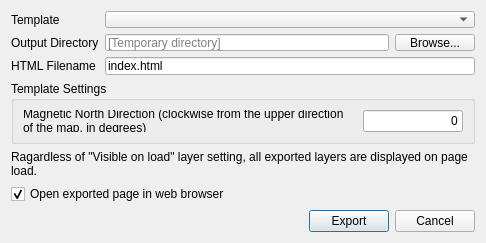
The window that ui/exporttowebdialog.ui (minorua/Qgis2threejs) describes before a commit, drawn with Qt 5.
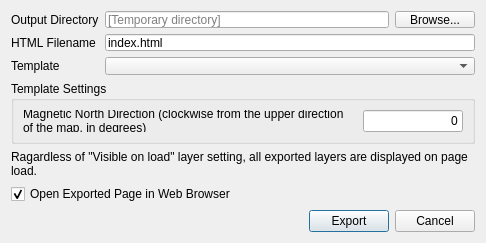
The same window after the commit.

Commit message: reorder export to web dialog widgets

```diff
--- a/ui/exporttowebdialog.ui
+++ b/ui/exporttowebdialog.ui
@@ -7,7 +7,7 @@
     <x>0</x>
     <y>0</y>
     <width>486</width>
-    <height>232</height>
+    <height>238</height>
    </rect>
   </property>
   <property name="windowTitle">
@@ -16,23 +16,6 @@
   <layout class="QVBoxLayout" name="verticalLayout">
    <item>
     <layout class="QFormLayout" name="formLayout">
-     <item row="0" column="0">
-      <widget class="QLabel" name="label">
-       <property name="text">
-        <string>Template</string>
-       </property>
-      </widget>
-     </item>
-     <item row="0" column="1">
-      <widget class="QComboBox" name="comboBox_Template">
-       <property name="sizePolicy">
-        <sizepolicy hsizetype="Expanding" vsizetype="Fixed">
-         <horstretch>0</horstretch>
-         <verstretch>0</verstretch>
-        </sizepolicy>
-       </property>
-      </widget>
-     </item>
      <item row="1" column="0">
       <widget class="QLabel" name="label_2">
        <property name="text">
@@ -75,6 +58,23 @@
        </property>
       </widget>
      </item>
+     <item row="3" column="0">
+      <widget class="QLabel" name="label">
+       <property name="text">
+        <string>Template</string>
+       </property>
+      </widget>
+     </item>
+     <item row="3" column="1">
+      <widget class="QComboBox" name="comboBox_Template">
+       <property name="sizePolicy">
+        <sizepolicy hsizetype="Expanding" vsizetype="Fixed">
+         <horstretch>0</horstretch>
+         <verstretch>0</verstretch>
+        </sizepolicy>
+       </property>
+      </widget>
+     </item>
     </layout>
    </item>
    <item>
@@ -141,7 +141,7 @@
    <item>
     <widget class="QCheckBox" name="checkBox_openPage">
      <property name="text">
-      <string>Open exported page in web browser</string>
+      <string>Open Exported Page in Web Browser</string>
      </property>
      <property name="checked">
       <bool>true</bool>
```
Left out of the diff: 2 changed lines with no effect on the pictures. The commit also changes 1 other file.
